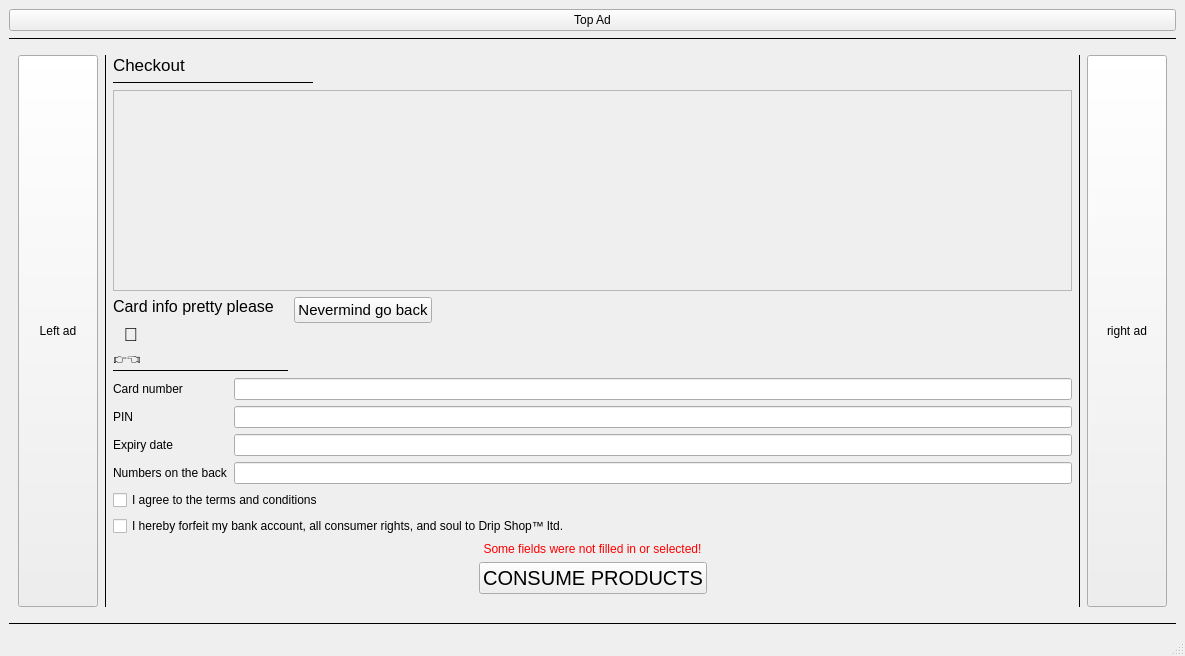
Qt form mainwindow.ui (hnowakowski/Online-shop-simulator) before a commit.
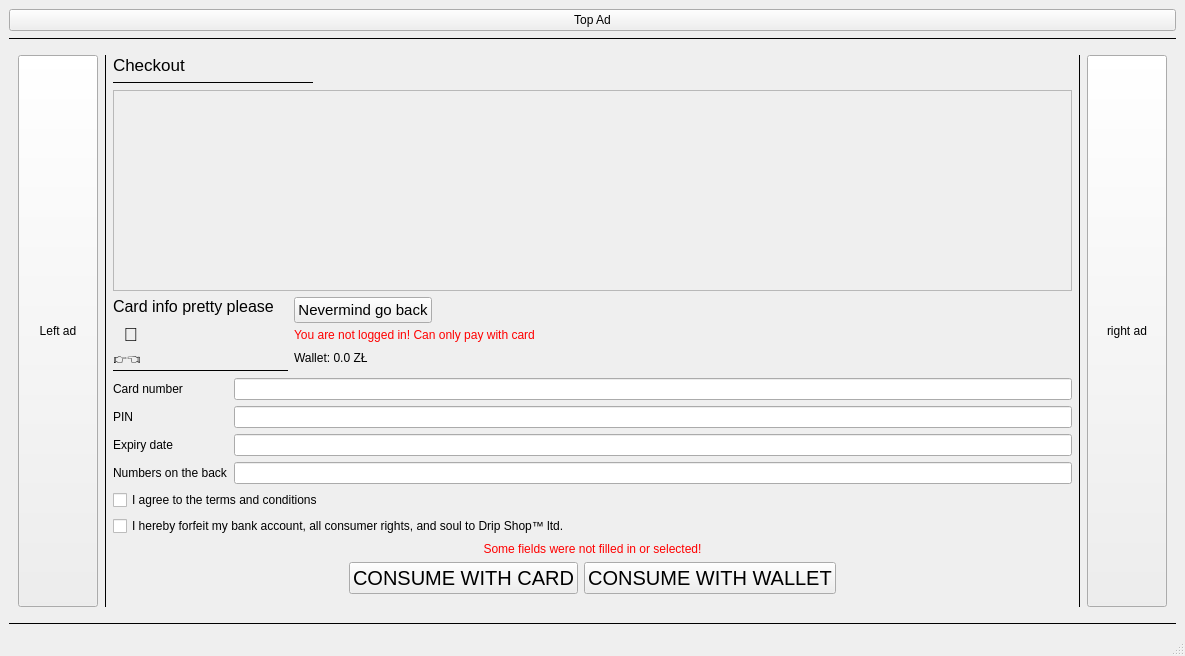
The same form after that commit. The open tabs and pages were chosen to show the change.

Commit message: added purchace with either wallet or card

The edit to the form file:
```diff
--- a/mainwindow.ui
+++ b/mainwindow.ui
@@ -1072,6 +1072,23 @@
                 </item>
                </layout>
               </item>
+              <item row="2" column="1">
+               <widget class="QLabel" name="labelCheckoutWalletStatus">
+                <property name="text">
+                 <string>Wallet: 0.0 ZŁ</string>
+                </property>
+               </widget>
+              </item>
+              <item row="1" column="1">
+               <widget class="QLabel" name="labelCheckoutLoggedInStatus">
+                <property name="styleSheet">
+                 <string notr="true">color: red;</string>
+                </property>
+                <property name="text">
+                 <string>You are not logged in! Can only pay with card</string>
+                </property>
+               </widget>
+              </item>
              </layout>
             </item>
             <item>
@@ -1168,7 +1185,19 @@
                </spacer>
               </item>
               <item>
-               <widget class="QPushButton" name="btnCheckout">
+               <widget class="QPushButton" name="btnCheckoutCard">
+                <property name="font">
+                 <font>
+                  <pointsize>15</pointsize>
+                 </font>
+                </property>
+                <property name="text">
+                 <string>CONSUME WITH CARD</string>
+                </property>
+               </widget>
+              </item>
+              <item>
+               <widget class="QPushButton" name="btnCheckoutWallet">
                 <property name="sizePolicy">
                  <sizepolicy hsizetype="Minimum" vsizetype="Minimum">
                   <horstretch>0</horstretch>
@@ -1181,7 +1210,7 @@
                  </font>
                 </property>
                 <property name="text">
-                 <string>CONSUME PRODUCTS</string>
+                 <string>CONSUME WITH WALLET</string>
                 </property>
                </widget>
               </item>
```
Left out of the diff: 6 changed lines with no effect on the pictures. The commit also changes 2 other files.
